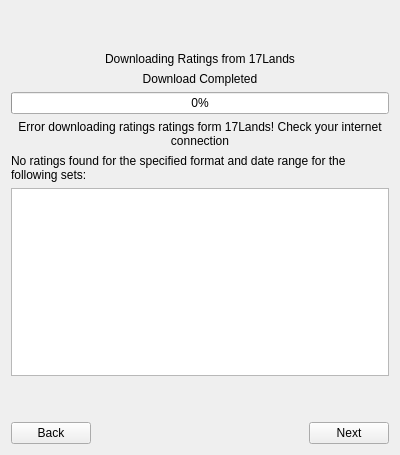
Qt form src/downloadprogresspage.ui (VSRonin/17Helper) before a commit.
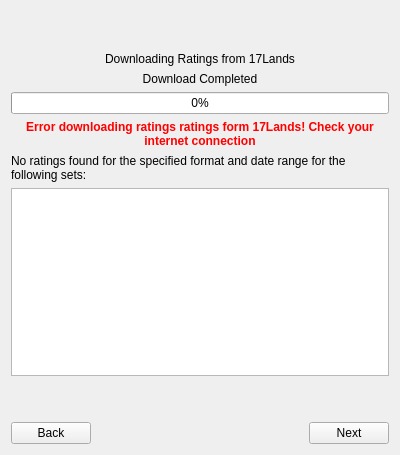
The same form after that commit.

```diff
--- a/src/downloadprogresspage.ui
+++ b/src/downloadprogresspage.ui
@@ -59,6 +59,49 @@
    </item>
    <item>
     <widget class="QLabel" name="errorLabel">
+     <property name="palette">
+      <palette>
+       <active>
+        <colorrole role="WindowText">
+         <brush brushstyle="SolidPattern">
+          <color alpha="255">
+           <red>255</red>
+           <green>0</green>
+           <blue>0</blue>
+          </color>
+         </brush>
+        </colorrole>
+       </active>
+       <inactive>
+        <colorrole role="WindowText">
+         <brush brushstyle="SolidPattern">
+          <color alpha="255">
+           <red>255</red>
+           <green>0</green>
+           <blue>0</blue>
+          </color>
+         </brush>
+        </colorrole>
+       </inactive>
+       <disabled>
+        <colorrole role="WindowText">
+         <brush brushstyle="SolidPattern">
+          <color alpha="255">
+           <red>120</red>
+           <green>120</green>
+           <blue>120</blue>
+          </color>
+         </brush>
+        </colorrole>
+       </disabled>
+      </palette>
+     </property>
+     <property name="font">
+      <font>
+       <weight>75</weight>
+       <bold>true</bold>
+      </font>
+     </property>
      <property name="text">
       <string>Error downloading ratings ratings form 17Lands! Check your internet connection</string>
      </property>
```
